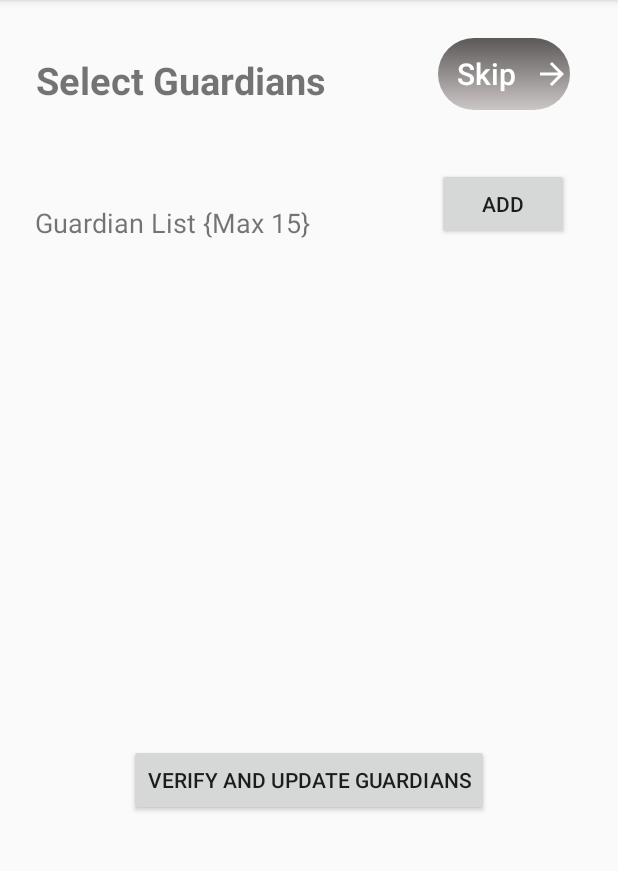
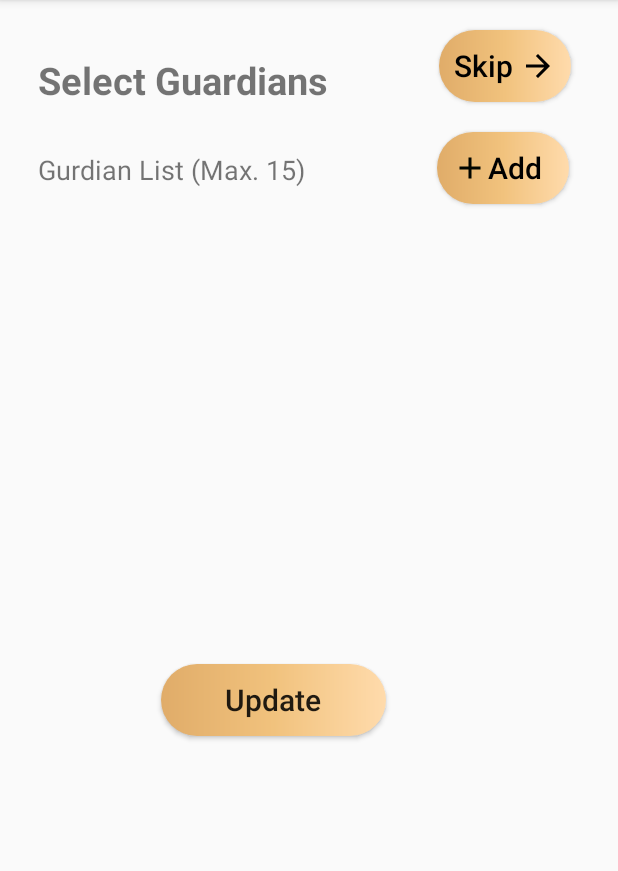
Before and after one commit to Scjatto/UCHSClient, an Android app: the ConfigureSopActivity screen opened directly, with no data from a screen before it, on a phone screen of 412 x 824 dp, the part 84-955 px from its top. Run offline under Robolectric (Android 15) with nearby library versions, the phone set to English and light mode, and no system bars; our stand-ins replace Volley; network calls fail; 3 statements that could not run were skipped.

Commit message:
Modified Configure SOP screen

```diff
--- a/app/src/main/java/com/example/uchs/ConfigureSopActivity.java
+++ b/app/src/main/java/com/example/uchs/ConfigureSopActivity.java
@@ -359,14 +359,16 @@ public class ConfigureSopActivity extends AppCompatActivity {
 
     private void createTextView(RelativeLayout layout, String txtContent, int txtId) {
         EditText editText = new EditText(this);
-        editText.setTextSize(18);
+        editText.setTextSize(22);
         editText.setId(txtId);
         editText.setHint("Enter guardian");
         editText.setText(txtContent);
+        editText.setBackgroundResource(R.drawable.edit_text_border);
+        editText.setPadding(25,10,25,5);
         Log.d(TAG,"TXT_ID: " + String.valueOf(txtId));
 
         RelativeLayout.LayoutParams editViewParams = new RelativeLayout.LayoutParams(
-                RelativeLayout.LayoutParams.WRAP_CONTENT,
+                RelativeLayout.LayoutParams.MATCH_PARENT,
                 RelativeLayout.LayoutParams.WRAP_CONTENT
         );
         editText.setLayoutParams(editViewParams);
@@ -374,7 +376,7 @@ public class ConfigureSopActivity extends AppCompatActivity {
             editViewParams.addRule(RelativeLayout.BELOW, txtId - 1);
         }
         editViewParams.addRule(RelativeLayout.ALIGN_PARENT_LEFT);
-
+        editViewParams.setMargins(0,15,0, 15);
         layout.addView(editText);
     }
 
--- /dev/null
+++ b/app/src/main/res/drawable/edit_text_border.xml
@@ -0,0 +1,15 @@
+<shape
+    xmlns:android="http://schemas.android.com/apk/res/android"
+    android:shape="rectangle">
+    <solid
+        android:color="@color/darkskin"/>
+
+<!--    <corners-->
+<!--        android:bottomRightRadius="12dp"-->
+<!--        android:bottomLeftRadius="12dp"-->
+<!--        android:topLeftRadius="12dp"-->
+<!--        android:topRightRadius="12dp"/>-->
+<!--    <stroke-->
+<!--        android:color="@color/black"-->
+<!--        android:width="1dp"/>-->
+</shape>
--- /dev/null
+++ b/app/src/main/res/drawable/ic_add.xml
@@ -0,0 +1,5 @@
+<vector android:height="24dp" android:tint="#010500"
+    android:viewportHeight="24.0" android:viewportWidth="24.0"
+    android:width="24dp" xmlns:android="http://schemas.android.com/apk/res/android">
+    <path android:fillColor="#FF000000" android:pathData="M19,13h-6v6h-2v-6H5v-2h6V5h2v6h6v2z"/>
+</vector>
--- a/app/src/main/res/layout/activity_configure_sop.xml
+++ b/app/src/main/res/layout/activity_configure_sop.xml
@@ -1,16 +1,27 @@
 <?xml version="1.0" encoding="utf-8"?>
-<androidx.constraintlayout.widget.ConstraintLayout xmlns:android="http://schemas.android.com/apk/res/android"
+
+<ScrollView xmlns:android="http://schemas.android.com/apk/res/android"
     xmlns:app="http://schemas.android.com/apk/res-auto"
     xmlns:tools="http://schemas.android.com/tools"
+    android:id="@+id/scrollView2"
     android:layout_width="match_parent"
     android:layout_height="match_parent"
+    app:layout_constraintEnd_toEndOf="parent"
+    app:layout_constraintHorizontal_bias="0.0"
+    app:layout_constraintStart_toStartOf="parent"
+    app:layout_constraintTop_toBottomOf="parent"
+    android:fillViewport="true"
     tools:context=".ConfigureSopActivity">
+
+    <androidx.constraintlayout.widget.ConstraintLayout
+        android:layout_width="match_parent"
+        android:layout_height="wrap_content">
 
         <TextView
             android:id="@+id/selectguardians"
             android:layout_width="wrap_content"
             android:layout_height="wrap_content"
-        android:layout_marginStart="24dp"
+            android:layout_marginStart="25dp"
             android:layout_marginTop="36dp"
             android:text="Select Guardians"
             android:textSize="25sp"
@@ -22,54 +33,60 @@
             android:id="@+id/button_skip"
             android:layout_width="wrap_content"
             android:layout_height="wrap_content"
-        android:layout_marginTop="25dp"
-        android:background="@drawable/btn_skip"
-        android:drawableRight="@drawable/ic_arrow_right_white"
+            android:layout_marginTop="20dp"
+            android:background="@drawable/btn_background"
+            android:drawableRight="@drawable/ic_arrow_right"
             android:text="Skip"
+            android:paddingRight="10dp"
+            android:paddingLeft="5dp"
             android:textSize="20sp"
             android:textAllCaps="false"
-        android:textColor="@android:color/white"
+            android:textColor="@android:color/black"
             app:layout_constraintEnd_toEndOf="parent"
             app:layout_constraintHorizontal_bias="0.702"
             app:layout_constraintStart_toEndOf="@+id/selectguardians"
             app:layout_constraintTop_toTopOf="parent" />
 
-    <ScrollView
-        android:id="@+id/scrollView2"
-        android:layout_width="279dp"
-        android:layout_height="210dp"
-        android:layout_marginTop="172dp"
-        app:layout_constraintEnd_toEndOf="parent"
-        app:layout_constraintHorizontal_bias="0.536"
-        app:layout_constraintStart_toStartOf="parent"
-        app:layout_constraintTop_toTopOf="parent">
-
         <RelativeLayout
             android:id="@+id/guardianLayout"
-            android:layout_width="match_parent"
-            android:layout_height="wrap_content">
+            android:layout_width="300dp"
+            android:layout_height="wrap_content"
+            android:layout_marginTop="20dp"
+            android:layout_marginStart="25dp"
+            app:layout_constraintEnd_toEndOf="parent"
+            app:layout_constraintHorizontal_bias="0.05"
+            app:layout_constraintStart_toStartOf="parent"
+            app:layout_constraintTop_toBottomOf="@+id/txtMaxDecl">
 
         </RelativeLayout>
-    </ScrollView>
 
         <TextView
             android:id="@+id/txtMaxDecl"
             android:layout_width="wrap_content"
             android:layout_height="wrap_content"
-        android:layout_marginTop="136dp"
-        android:text="Guardian List {Max 15}"
+            android:layout_marginStart="25dp"
+            android:layout_marginTop="30dp"
+            android:text="Gurdian List (Max. 15)"
+            android:textAlignment="viewStart"
             android:textSize="18sp"
             app:layout_constraintEnd_toEndOf="parent"
-        app:layout_constraintHorizontal_bias="0.103"
+            app:layout_constraintHorizontal_bias="0.0"
             app:layout_constraintStart_toStartOf="parent"
-        app:layout_constraintTop_toTopOf="parent" />
+            app:layout_constraintTop_toBottomOf="@+id/selectguardians" />
 
         <Button
             android:id="@+id/btInsertGuardian"
             android:layout_width="wrap_content"
             android:layout_height="wrap_content"
-        android:layout_marginTop="112dp"
+            android:layout_marginTop="88dp"
+            android:background="@drawable/btn_background"
+            android:drawableLeft="@drawable/ic_add"
             android:text="Add"
+            android:paddingLeft="10dp"
+            android:textAlignment="viewStart"
+            android:textAllCaps="false"
+            android:textColor="@color/black"
+            android:textSize="20dp"
             app:layout_constraintEnd_toEndOf="parent"
             app:layout_constraintHorizontal_bias="0.9"
             app:layout_constraintStart_toStartOf="parent"
@@ -77,12 +94,20 @@
 
         <Button
             android:id="@+id/btUpdateGuardians"
-        android:layout_width="wrap_content"
+            android:layout_width="150dp"
             android:layout_height="wrap_content"
-        android:layout_marginTop="496dp"
-        android:text="Verify And Update Guardians"
+            android:layout_marginTop="50dp"
+            android:layout_marginBottom="30dp"
+            android:background="@drawable/btn_background"
+            android:text="Update"
+            android:textAlignment="center"
+            android:textAllCaps="false"
+            android:textSize="20sp"
+            app:layout_constraintBottom_toBottomOf="parent"
             app:layout_constraintEnd_toEndOf="parent"
+            app:layout_constraintHorizontal_bias="0.409"
             app:layout_constraintStart_toStartOf="parent"
-        app:layout_constraintTop_toTopOf="parent" />
+            app:layout_constraintTop_toBottomOf="@+id/guardianLayout" />
 
     </androidx.constraintlayout.widget.ConstraintLayout>
+</ScrollView>
```
Lines whose indentation alone changed are shown as unchanged.
